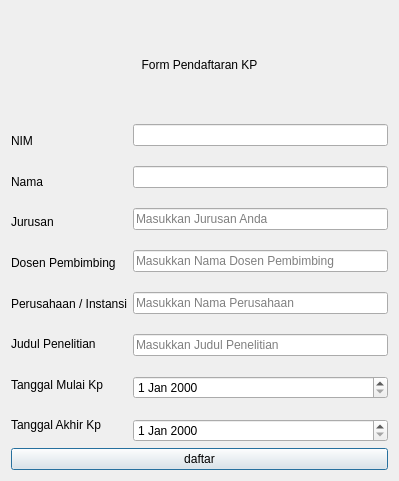
Qt form KP/daftarkp.ui (LALA09-erha/QtCreator-SystemKp) before a commit.
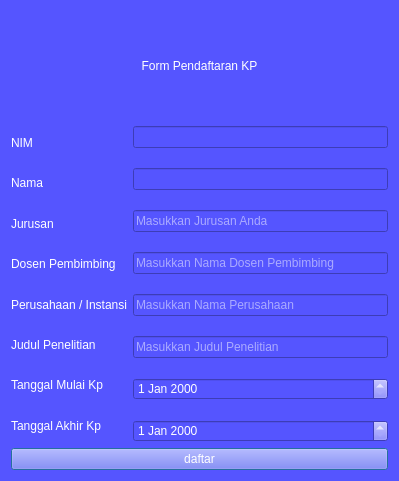
The same form after that commit.

What changed in the file:
```diff
--- a/KP/daftarkp.ui
+++ b/KP/daftarkp.ui
@@ -11,7 +11,11 @@
    </rect>
   </property>
   <property name="windowTitle">
-   <string>Dialog</string>
+   <string>Form Pendaftaran KP</string>
+  </property>
+  <property name="styleSheet">
+   <string notr="true">background-color: rgb(85, 85, 255);
+color: rgb(255, 255, 255);</string>
   </property>
   <layout class="QGridLayout" name="gridLayout">
    <item row="1" column="0">
@@ -25,6 +29,10 @@
          </property>
          <item>
           <widget class="QLabel" name="label">
+           <property name="styleSheet">
+            <string notr="true">color: rgb(255, 255, 255);
+border-color: rgb(255, 255, 255);</string>
+           </property>
            <property name="text">
             <string>NIM </string>
            </property>
@@ -32,6 +40,10 @@
          </item>
          <item>
           <widget class="QLabel" name="label_2">
+           <property name="styleSheet">
+            <string notr="true">color: rgb(255, 255, 255);
+border-color: rgb(255, 255, 255);</string>
+           </property>
            <property name="text">
             <string>Nama</string>
            </property>
@@ -39,6 +51,10 @@
          </item>
          <item>
           <widget class="QLabel" name="label_3">
+           <property name="styleSheet">
+            <string notr="true">color: rgb(255, 255, 255);
+border-color: rgb(255, 255, 255);</string>
+           </property>
            <property name="text">
             <string>Jurusan</string>
            </property>
@@ -46,6 +62,10 @@
          </item>
          <item>
           <widget class="QLabel" name="label_4">
+           <property name="styleSheet">
+            <string notr="true">color: rgb(255, 255, 255);
+border-color: rgb(255, 255, 255);</string>
+           </property>
            <property name="text">
             <string>Dosen Pembimbing</string>
            </property>
@@ -53,6 +73,10 @@
          </item>
          <item>
           <widget class="QLabel" name="label_5">
+           <property name="styleSheet">
+            <string notr="true">color: rgb(255, 255, 255);
+border-color: rgb(255, 255, 255);</string>
+           </property>
            <property name="text">
             <string>Perusahaan / Instansi</string>
            </property>
@@ -60,6 +84,10 @@
          </item>
          <item>
           <widget class="QLabel" name="label_6">
+           <property name="styleSheet">
+            <string notr="true">color: rgb(255, 255, 255);
+border-color: rgb(255, 255, 255);</string>
+           </property>
            <property name="text">
             <string>Judul Penelitian</string>
            </property>
@@ -67,6 +95,10 @@
          </item>
          <item>
           <widget class="QLabel" name="label_7">
+           <property name="styleSheet">
+            <string notr="true">color: rgb(255, 255, 255);
+border-color: rgb(255, 255, 255);</string>
+           </property>
            <property name="text">
             <string>Tanggal Mulai Kp</string>
            </property>
@@ -74,6 +106,10 @@
          </item>
          <item>
           <widget class="QLabel" name="label_8">
+           <property name="styleSheet">
+            <string notr="true">color: rgb(255, 255, 255);
+border-color: rgb(255, 255, 255);</string>
+           </property>
            <property name="text">
             <string>Tanggal Akhir Kp</string>
            </property>
@@ -87,13 +123,27 @@
           <number>20</number>
          </property>
          <item>
-          <widget class="QLineEdit" name="nim"/>
+          <widget class="QLineEdit" name="nim">
+           <property name="styleSheet">
+            <string notr="true">color: rgb(255, 255, 255);
+border-color: rgb(255, 255, 255);</string>
+           </property>
+          </widget>
          </item>
          <item>
-          <widget class="QLineEdit" name="nama"/>
+          <widget class="QLineEdit" name="nama">
+           <property name="styleSheet">
+            <string notr="true">color: rgb(255, 255, 255);
+border-color: rgb(255, 255, 255);</string>
+           </property>
+          </widget>
          </item>
          <item>
           <widget class="QLineEdit" name="jurusan">
+           <property name="styleSheet">
+            <string notr="true">color: rgb(255, 255, 255);
+border-color: rgb(255, 255, 255);</string>
+           </property>
            <property name="placeholderText">
             <string>Masukkan Jurusan Anda</string>
            </property>
@@ -101,6 +151,10 @@
          </item>
          <item>
           <widget class="QLineEdit" name="dosen">
+           <property name="styleSheet">
+            <string notr="true">color: rgb(255, 255, 255);
+border-color: rgb(255, 255, 255);</string>
+           </property>
            <property name="placeholderText">
             <string>Masukkan Nama Dosen Pembimbing</string>
            </property>
@@ -108,6 +162,10 @@
          </item>
          <item>
           <widget class="QLineEdit" name="perusahaan">
+           <property name="styleSheet">
+            <string notr="true">color: rgb(255, 255, 255);
+border-color: rgb(255, 255, 255);</string>
+           </property>
            <property name="placeholderText">
             <string>Masukkan Nama Perusahaan</string>
            </property>
@@ -115,16 +173,30 @@
          </item>
          <item>
           <widget class="QLineEdit" name="judul">
+           <property name="styleSheet">
+            <string notr="true">color: rgb(255, 255, 255);
+border-color: rgb(255, 255, 255);</string>
+           </property>
            <property name="placeholderText">
             <string>Masukkan Judul Penelitian</string>
            </property>
           </widget>
          </item>
          <item>
-          <widget class="QDateEdit" name="mulai"/>
+          <widget class="QDateEdit" name="mulai">
+           <property name="styleSheet">
+            <string notr="true">color: rgb(255, 255, 255);
+border-color: rgb(255, 255, 255);</string>
+           </property>
+          </widget>
          </item>
          <item>
-          <widget class="QDateEdit" name="akhir"/>
+          <widget class="QDateEdit" name="akhir">
+           <property name="styleSheet">
+            <string notr="true">color: rgb(255, 255, 255);
+border-color: rgb(255, 255, 255);</string>
+           </property>
+          </widget>
          </item>
         </layout>
        </item>
@@ -132,6 +204,10 @@
      </item>
      <item>
       <widget class="QPushButton" name="Tdaftar">
+       <property name="styleSheet">
+        <string notr="true">color: rgb(255, 255, 255);
+border-color: rgb(255, 255, 255);</string>
+       </property>
        <property name="text">
         <string>daftar</string>
        </property>
@@ -141,6 +217,10 @@
    </item>
    <item row="0" column="0">
     <widget class="QLabel" name="label_9">
+     <property name="styleSheet">
+      <string notr="true">color: rgb(255, 255, 255);
+border-color: rgb(255, 255, 255);</string>
+     </property>
      <property name="text">
       <string>Form Pendaftaran KP</string>
      </property>
```
